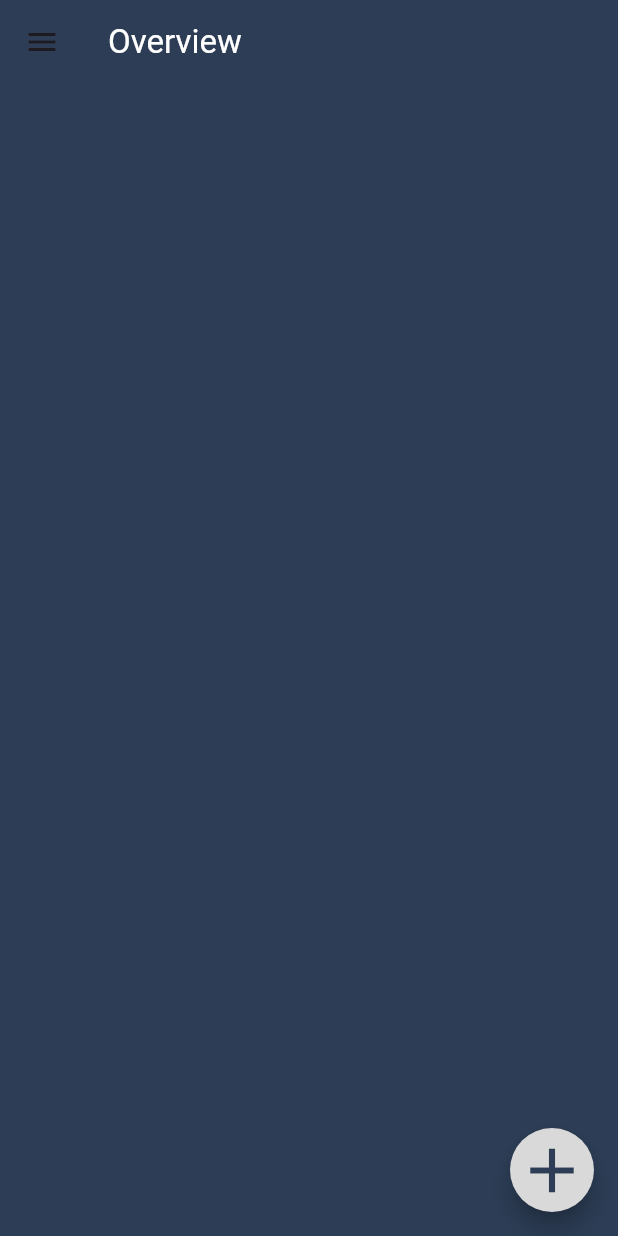
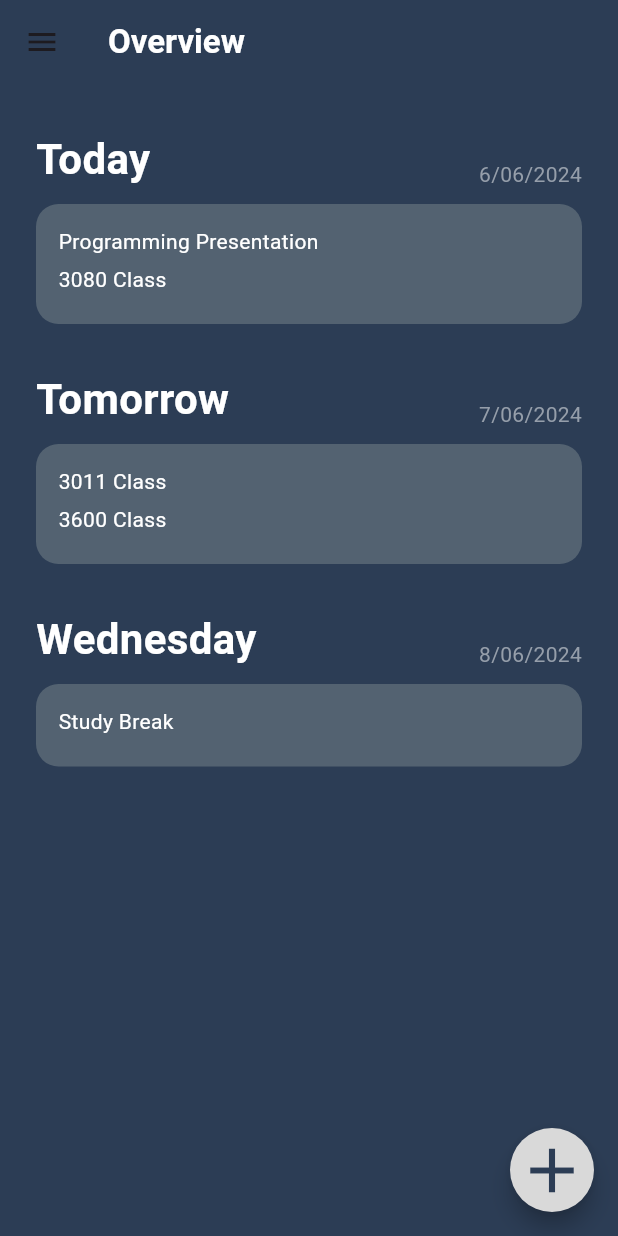
Before and after one commit to KaymacIX/Dart-SchoolPlanner-App, a Flutter app: the screen it shows after launch, on a phone screen of 412 x 824 dp. Run offline on Flutter 3.47's test engine with Material 3 defaults, Android fonts, the phone set to English and light mode, and no system bars; our stand-ins replace sqflite; accounts and stored records are empty.

Commit message:
Overview card functionality

```diff
--- a/lib/components/overview_card.dart
+++ b/lib/components/overview_card.dart
@@ -1,20 +1,85 @@
+import 'package:flutter/cupertino.dart';
 import 'package:flutter/material.dart';
 
 class OverviewCard extends StatelessWidget {
   final String dayOfWeek;
   final String date;
-  final String event;
+  final List<String> eventlist;
 
 
   const OverviewCard({
     super.key,
     required this.dayOfWeek,
     required this.date,
-    required this.event,
+    required this.eventlist,
   });
 
   @override
   Widget build(BuildContext context) {
-    return Container();
+    return Container(
+      margin: EdgeInsets.symmetric(horizontal: 14),
+      decoration: BoxDecoration(
+        // color: Color(0xff536271)
+      ),
+      padding: EdgeInsets.symmetric(horizontal: 10),
+      child: Column(
+        crossAxisAlignment: CrossAxisAlignment.start,
+        children: [
+          SizedBox(height: 30,),
+          Row(
+            crossAxisAlignment: CrossAxisAlignment.end,
+            children: [
+
+              Text(dayOfWeek,
+              style: TextStyle(
+                color: Colors.white,
+                fontWeight: FontWeight.bold,
+                fontSize: 28,
+              ),
+              ),
+              const Spacer(),
+              Text(date,
+                style: TextStyle(
+                  color: Color(0xff959EAA),
+                ),
+              )
+            ],
+          ),
+          const SizedBox(height: 10,),
+
+
+          Container(
+            width: double.infinity,
+            padding: EdgeInsets.symmetric(horizontal: 15, vertical: 15),
+            decoration: BoxDecoration(
+              color: Color(0xff536271),
+              borderRadius: BorderRadius.circular(15)
+            ),
+            child: Column(
+              crossAxisAlignment: CrossAxisAlignment.start,
+              children: [
+                const SizedBox(width: 20,),
+                for (String event in eventlist)
+                  Container(
+                    padding: EdgeInsets.only(bottom: 5),
+                  child: Row(
+                    children: [
+                      // CupertinoCheckbox(value: false, onChanged: (value){}),
+
+                      Text(event,
+                          textAlign: TextAlign.left,
+                          style: TextStyle(
+                              color: Colors.white
+                          ),
+                          ),
+                    ],
+                  )
+                  ),
+              ],
+            ),
+          )
+        ],
+      ),
+    );
   }
 }
--- a/lib/screens/add_event.dart
+++ b/lib/screens/add_event.dart
@@ -20,7 +20,7 @@ class _AddEventState extends State<AddEvent> {
         appBar: AppBar(
           leading: IconButton(
             onPressed: () => Navigator.pop(context),
-            icon: Icon(Icons.arrow_back,
+            icon: const Icon(Icons.arrow_back,
             color: Colors.white,
             ),
           ),
@@ -69,7 +69,7 @@ class _AddEventState extends State<AddEvent> {
                       hintText: "Event",
                       hintStyle: TextStyle(
                         color: Colors.white,
-                        fontWeight: FontWeight.bold,
+                        // fontWeight: FontWeight.bold,
                         fontSize: 18,
                       ),
                     ),
@@ -95,14 +95,14 @@ class _AddEventState extends State<AddEvent> {
                 child: Row(
                   mainAxisAlignment: MainAxisAlignment.spaceEvenly,
                   children: [
-                    Text("Active",
+                    const Text("Active",
                       style: TextStyle(
                         color: Colors.white,
                         fontWeight: FontWeight.bold,
                         fontSize: 18,
                       ),
                     ),
-                    Spacer(),
+                    const Spacer(),
                     CupertinoSwitch(value: true, onChanged: (value) {})
 
                   ],
@@ -135,6 +135,8 @@ class _AddEventState extends State<AddEvent> {
                     ),
 
                     Spacer(),
+
+                    // CupertinoDatePicker(onDateTimeChanged: (value){}),
 
                     DropdownButton(
                       value: 'Monday', // Assign the value to get a preview
@@ -222,6 +224,11 @@ class _AddEventState extends State<AddEvent> {
                           fontWeight: FontWeight.bold,
                           fontSize: 18,
                         ),),
+
+                    Spacer(),
+
+                    // TimePickerDialog(initialTime: TimeOfDay(hour: 10, minute: 30))
+                    // DropdownButton(items: CupertinoDatePicker, onChanged: onChanged)
                   ],
                 ),
               ),
--- a/lib/screens/overview.dart
+++ b/lib/screens/overview.dart
@@ -1,6 +1,7 @@
 import 'package:flutter/material.dart';
 import 'package:student_planner/components/floating_add_button.dart';
 import 'package:student_planner/components/nav_drawer.dart';
+import 'package:student_planner/components/overview_card.dart';
 // import 'package:sqflite/sqflite.dart';
 
 class Overview extends StatelessWidget {
@@ -11,21 +12,29 @@ class Overview extends StatelessWidget {
     return Scaffold(
 
       drawer: const NavDrawer(),
-      backgroundColor: Color(0xff2c3d55),
+      backgroundColor: const Color(0xff2c3d55),
       appBar: AppBar(
 
         centerTitle: false,
-        backgroundColor: Color(0xff2c3d55),
+        backgroundColor: const Color(0xff2c3d55),
         elevation: 0.0,
         title: const Text(
           "Overview",
           textAlign: TextAlign.left,
           style: TextStyle(
             color: Colors.white,
+            fontWeight: FontWeight.bold
           ),
         ),
       ),
       body: const SingleChildScrollView(
+        child: Column(
+          children: [
+            OverviewCard(dayOfWeek: "Today", date: "6/06/2024", eventlist: ["Programming Presentation","3080 Class"]),
+            OverviewCard(dayOfWeek: "Tomorrow", date: "7/06/2024", eventlist: ["3011 Class", "3600 Class"]),
+            OverviewCard(dayOfWeek: "Wednesday", date: "8/06/2024", eventlist: ["Study Break"])
+          ],
+        ),
 
 
       ),
```
